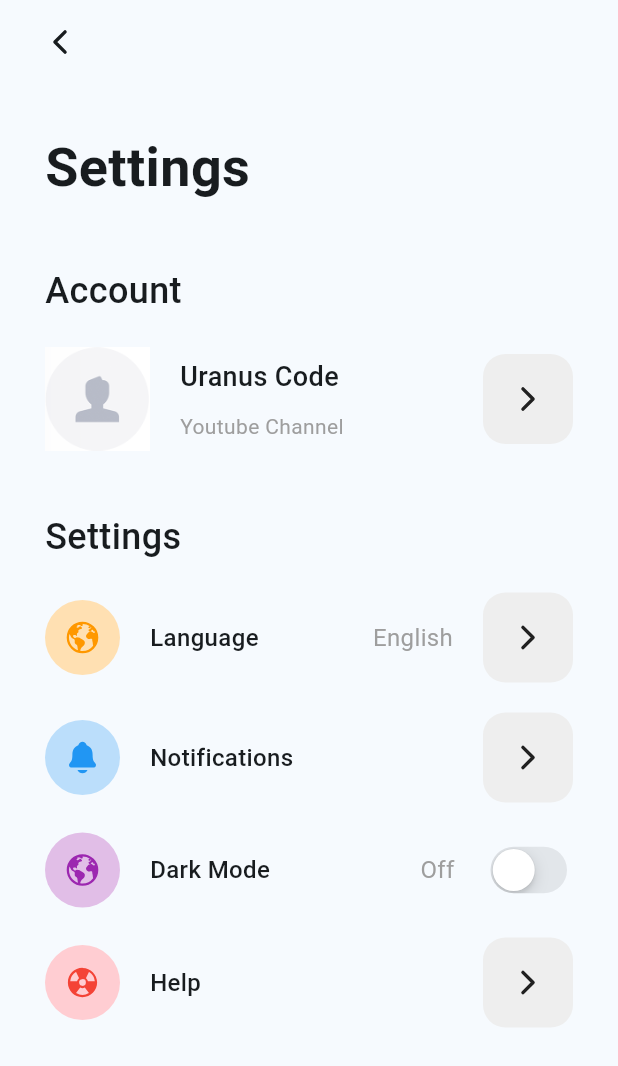
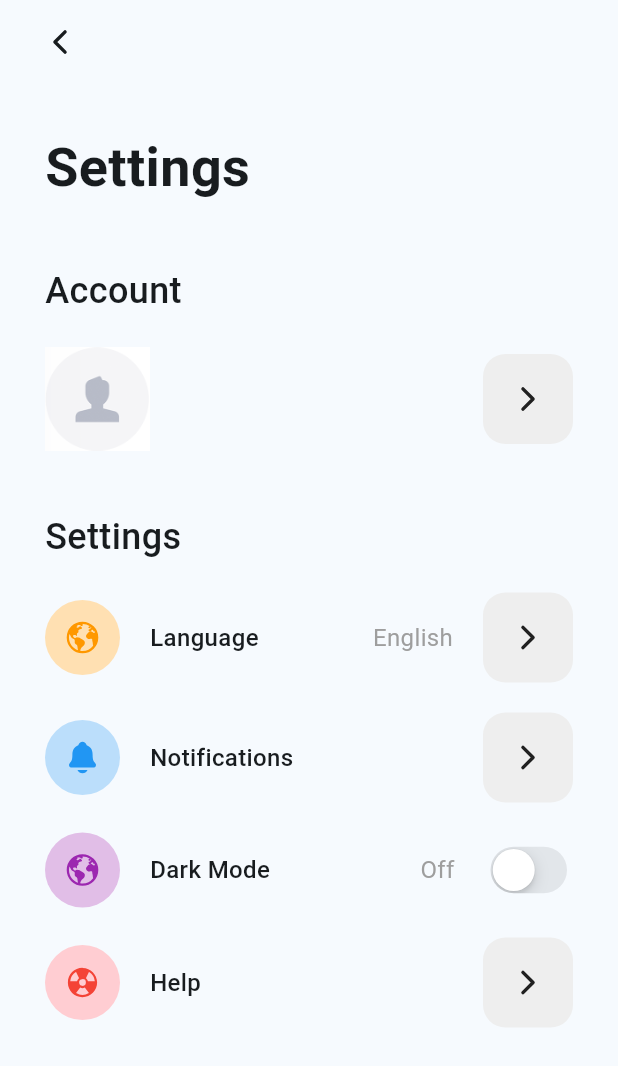
Before and after one commit to NadeeTharuka/settingScreen-flutter, a Flutter app: the screen it shows after launch, on a phone screen of 412 x 824 dp. Shown: the top 1066 px of the screen. Run offline on Flutter 3.47's test engine with Material 3 defaults, Android fonts, the phone set to English and light mode, and no system bars; our stand-ins replace ionicons.

Commit message:
Update account_screen.dart

```diff
--- a/settingscreen/lib/screens/account_screen.dart
+++ b/settingscreen/lib/screens/account_screen.dart
@@ -57,7 +57,7 @@ class _AccountScreenState extends State<AccountScreen> {
                       crossAxisAlignment: CrossAxisAlignment.start,
                       children: [
                         Text(
-                          "Uranus Code",
+                          "",
                           style: TextStyle(
                             fontSize: 18,
                             fontWeight: FontWeight.w500,
@@ -65,7 +65,7 @@ class _AccountScreenState extends State<AccountScreen> {
                         ),
                         SizedBox(height: 10),
                         Text(
-                          "Youtube Channel",
+                          "",
                           style: TextStyle(
                             fontSize: 14,
                             color: Colors.grey,
```
